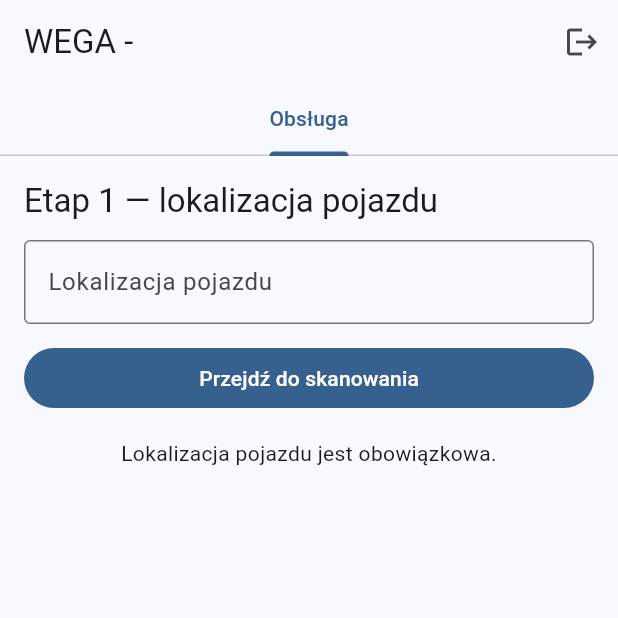
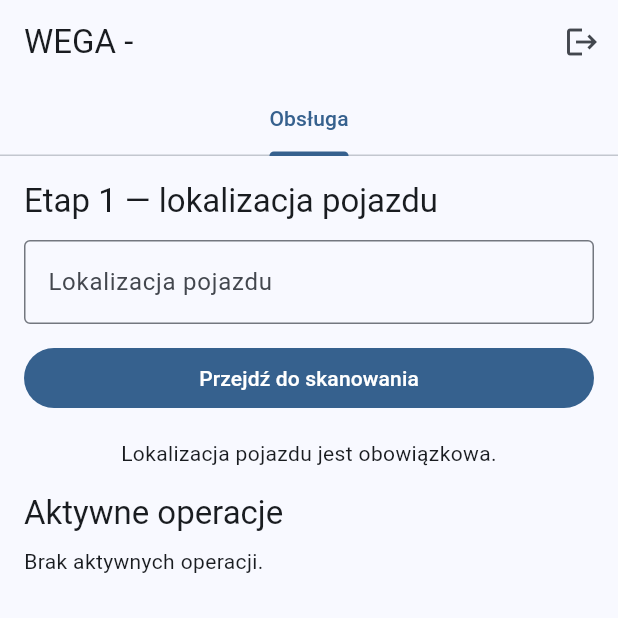
Before and after one commit to ZIVOTECH-App/VIN-App-WEGA-A, a Flutter app: the screen it shows once a user with an empty profile is signed in, after a tap on "Przejdź do skanowania", on a phone screen of 412 x 824 dp, the top half of it. Run offline on Flutter 3.47's test engine with Material 3 defaults, Android fonts, the phone set to English and light mode, and no system bars; our stand-ins replace cloud_firestore, connectivity_plus, firebase_auth, firebase_core, flutter_local_notifications, share_plus and 1 more; missing offline and left inert: excel, mobile_scanner; accounts and stored records are empty; network calls fail.

Commit message:
Support multiple active operations

```diff
--- a/lib/main.dart
+++ b/lib/main.dart
@@ -21,11 +21,31 @@ const _serviceWarningMinutes = 35;
 final FlutterLocalNotificationsPlugin _notifications =
     FlutterLocalNotificationsPlugin();
 
-void main() async {
+final ValueNotifier<String?> _startupMessage = ValueNotifier<String?>(null);
+final ValueNotifier<bool> _firebaseReady = ValueNotifier<bool>(false);
+
+void main() {
   WidgetsFlutterBinding.ensureInitialized();
+  runApp(const WegaVehicleApp());
+  unawaited(_initializeAppServices());
+}
+
+Future<void> _initializeAppServices() async {
+  try {
     await Firebase.initializeApp();
+    _firebaseReady.value = true;
+  } catch (error) {
+    _startupMessage.value =
+        'Firebase nie jest skonfigurowane. Logowanie jest chwilowo niedostępne.';
+    return;
+  }
+
+  try {
     await _initializeNotifications();
-  runApp(const WegaVehicleApp());
+  } catch (error) {
+    _startupMessage.value =
+        'Nie udało się uruchomić lokalnych powiadomień. Pozostałe funkcje aplikacji są dostępne.';
+  }
 }
 
 Future<void> _initializeNotifications() async {
@@ -69,13 +89,23 @@ class WegaVehicleApp extends StatelessWidget {
         colorScheme: ColorScheme.fromSeed(seedColor: Colors.blue),
         useMaterial3: true,
       ),
-      home: StreamBuilder<User?>(
+      home: ValueListenableBuilder<bool>(
+        valueListenable: _firebaseReady,
+        builder: (context, firebaseReady, _) {
+          if (!firebaseReady) {
+            return const LoginScreen();
+          }
+          return StreamBuilder<User?>(
             stream: FirebaseAuth.instance.authStateChanges(),
             builder: (context, snapshot) {
               if (snapshot.connectionState == ConnectionState.waiting) {
-            return const Scaffold(body: Center(child: CircularProgressIndicator()));
+                return const Scaffold(
+                  body: Center(child: CircularProgressIndicator()),
+                );
               }
               return snapshot.hasData ? const HomeScreen() : const LoginScreen();
+            },
+          );
         },
       ),
     );
@@ -108,6 +138,13 @@ class _LoginScreenState extends State<LoginScreen> {
       _message = null;
     });
     try {
+      if (!_firebaseReady.value) {
+        setState(
+          () => _message = _startupMessage.value ??
+              'Trwa inicjalizacja Firebase. Spróbuj ponownie za chwilę.',
+        );
+        return;
+      }
       final login = _loginController.text.trim();
       final email = login.contains('@') ? login : '$login@wega.local';
       await FirebaseAuth.instance.signInWithEmailAndPassword(
@@ -147,6 +184,16 @@ class _LoginScreenState extends State<LoginScreen> {
             FilledButton(
               onPressed: _loading ? null : _signIn,
               child: Text(_loading ? 'Logowanie...' : 'Zaloguj'),
+            ),
+            ValueListenableBuilder<String?>(
+              valueListenable: _startupMessage,
+              builder: (context, message, _) {
+                if (message == null) return const SizedBox.shrink();
+                return Padding(
+                  padding: const EdgeInsets.only(top: 12),
+                  child: Text(message, textAlign: TextAlign.center),
+                );
+              },
             ),
             if (_message != null) ...[
               const SizedBox(height: 12),
@@ -201,7 +248,7 @@ class HomeScreen extends StatelessWidget {
   }
 }
 
-enum StepStage { location, scan, action, active }
+enum StepStage { location, scan, action }
 
 class OperationScreen extends StatefulWidget {
   const OperationScreen({super.key, required this.role, required this.username});
@@ -224,16 +271,19 @@ class _OperationScreenState extends State<OperationScreen> {
   String? _message;
   String? _code;
   String? _codeType;
-  Map<String, dynamic>? _active;
-  String? _activeId;
-  bool _synced = true;
+  final List<Map<String, dynamic>> _operations = [];
+
+  List<Map<String, dynamic>> get _activeOperations => _operations
+      .where((operation) => operation['status'] == 'aktywna')
+      .toList(growable: false);
 
   @override
   void initState() {
     super.initState();
-    _restoreActiveOperation();
+    _restoreOperations();
     _ticker = Timer.periodic(const Duration(seconds: 1), (_) => _tick());
-    _connectivity = Connectivity().onConnectivityChanged.listen((_) => _syncPending());
+    _connectivity =
+        Connectivity().onConnectivityChanged.listen((_) => _syncPending());
   }
 
   @override
@@ -245,82 +295,129 @@ class _OperationScreenState extends State<OperationScreen> {
     super.dispose();
   }
 
+  int _notificationId(String operationId, int suffix) =>
+      (operationId.hashCode & 0x3fffffff) + suffix;
+
+  int _operationNotificationId(Map<String, dynamic> operation, String field) =>
+      operation[field] as int? ??
+      _notificationId(
+        operation['id'] as String? ?? '',
+        field == 'warningNotificationId' ? 35 : 40,
+      );
+
   void _tick() {
-    final active = _active;
-    if (active == null || !mounted) return;
+    if (!mounted || _activeOperations.isEmpty) return;
     final now = DateTime.now();
-    final plannedEnd = DateTime.parse(active['plannedEndAt'] as String);
-    final type = active['actionType'] as String;
-    final warned = active['warningSent'] == true;
-    final finished = active['completionNotified'] == true;
+    var changed = false;
+    for (final operation in _activeOperations) {
+      final plannedEnd = DateTime.parse(operation['plannedEndAt'] as String);
+      final type = operation['actionType'] as String;
+      final warned = operation['warningSent'] == true;
+      final finished = operation['completionNotified'] == true;
       if (type == 'obsługa' && !warned) {
-      final warningAt = DateTime.parse(active['startedAt'] as String)
+        final warningAt = DateTime.parse(operation['startedAt'] as String)
             .add(const Duration(minutes: _serviceWarningMinutes));
         if (!now.isBefore(warningAt)) {
-        _showNotification('Obsługa pojazdu', 'Pozostało 5 minut do zakończenia obsługi.', 35);
-        active['warningSent'] = true;
-        _persistActive();
+          unawaited(_showNotification(
+            'Obsługa pojazdu',
+            'Pozostało 5 minut do zakończenia obsługi.',
+            _operationNotificationId(operation, 'warningNotificationId'),
+          ));
+          operation['warningSent'] = true;
+          changed = true;
         }
       }
       if (!finished && !now.isBefore(plannedEnd)) {
-      _showNotification(
+        unawaited(_showNotification(
           type == 'ładowanie' ? 'Ładowanie zakończone' : 'Obsługa zakończona',
           type == 'ładowanie'
               ? 'Zakończono czas ładowania. Odłącz ładowarkę.'
               : 'Czas obsługi zakończony.',
-        40,
-      );
-      active['completionNotified'] = true;
-      _persistActive();
+          _operationNotificationId(operation, 'completionNotificationId'),
+        ));
+        operation['completionNotified'] = true;
+        changed = true;
+      }
+    }
+    if (changed) {
+      unawaited(_persistOperations());
     }
     setState(() {});
   }
 
-  Future<void> _restoreActiveOperation() async {
+  Future<void> _restoreOperations() async {
     final prefs = await SharedPreferences.getInstance();
-    final raw = prefs.getString('activeOperation');
+    final raw = prefs.getString('activeOperations');
     if (raw != null) {
+      final decoded = jsonDecode(raw) as List<dynamic>;
       setState(() {
-        _active = jsonDecode(raw) as Map<String, dynamic>;
-        _activeId = _active!['id'] as String?;
-        _synced = _active!['synced'] == true;
-        _stage = StepStage.active;
+        _operations
+          ..clear()
+          ..addAll(
+            decoded.map((item) => Map<String, dynamic>.from(item as Map)),
+          );
       });
+    } else {
+      final legacy = prefs.getString('activeOperation');
+      if (legacy != null) {
+        setState(() {
+          _operations
+            ..clear()
+            ..add(Map<String, dynamic>.from(jsonDecode(legacy) as Map));
+        });
+        await prefs.remove('activeOperation');
+        await _persistOperations();
+      }
     }
     await _syncPending();
   }
 
-  Future<void> _persistActive() async {
+  Future<void> _persistOperations() async {
     final prefs = await SharedPreferences.getInstance();
-    if (_active == null) {
-      await prefs.remove('activeOperation');
+    if (_operations.isEmpty) {
+      await prefs.remove('activeOperations');
     } else {
-      await prefs.setString('activeOperation', jsonEncode(_active));
+      await prefs.setString('activeOperations', jsonEncode(_operations));
     }
   }
 
   Future<void> _syncPending() async {
-    if (_active == null || _active!['synced'] == true) return;
+    var changed = false;
+    for (final operation in List<Map<String, dynamic>>.from(_operations)) {
+      if (operation['synced'] == true) continue;
       try {
-      await _firestore.collection('operations').doc(_activeId).set(_firestorePayload(_active!));
-      _active!['synced'] = true;
-      _synced = true;
-      await _persistActive();
+        await _firestore
+            .collection('operations')
+            .doc(operation['id'] as String)
+            .set(_firestorePayload(operation));
+        operation['synced'] = true;
+        changed = true;
+        if (operation['status'] != 'aktywna') {
+          _operations.removeWhere((item) => item['id'] == operation['id']);
+        }
+      } catch (_) {
+        operation['synced'] = false;
+      }
+    }
+    if (changed) {
+      await _persistOperations();
       if (mounted) setState(() {});
-    } catch (_) {
-      _synced = false;
     }
   }
 
   Map<String, dynamic> _firestorePayload(Map<String, dynamic> data) => {
         ...data,
-        'startedAt': Timestamp.fromDate(DateTime.parse(data['startedAt'] as String)),
-        'plannedEndAt': Timestamp.fromDate(DateTime.parse(data['plannedEndAt'] as String)),
+        'startedAt':
+            Timestamp.fromDate(DateTime.parse(data['startedAt'] as String)),
+        'plannedEndAt':
+            Timestamp.fromDate(DateTime.parse(data['plannedEndAt'] as String)),
         'actualEndAt': data['actualEndAt'] == null
             ? null
             : Timestamp.fromDate(DateTime.parse(data['actualEndAt'] as String)),
-        'createdAt': Timestamp.fromDate(DateTime.parse(data['createdAt'] as String)),
-        'updatedAt': Timestamp.fromDate(DateTime.parse(data['updatedAt'] as String)),
+        'createdAt':
+            Timestamp.fromDate(DateTime.parse(data['createdAt'] as String)),
+        'updatedAt':
+            Timestamp.fromDate(DateTime.parse(data['updatedAt'] as String)),
       };
 
   void _confirmLocation() {
@@ -370,9 +467,9 @@ class _OperationScreenState extends State<OperationScreen> {
     final user = _auth.currentUser!;
     final now = DateTime.now();
     final minutes = type == 'ładowanie' ? _chargingMinutes : _serviceMinutes;
-    _activeId = _firestore.collection('operations').doc().id;
-    _active = {
-      'id': _activeId,
+    final operationId = _firestore.collection('operations').doc().id;
+    final operation = {
+      'id': operationId,
       'userId': user.uid,
       'username': widget.username,
       'userRole': widget.role,
@@ -387,48 +484,50 @@ class _OperationScreenState extends State<OperationScreen> {
       'status': 'aktywna',
       'createdAt': now.toIso8601String(),
       'updatedAt': now.toIso8601String(),
+      'warningNotificationId': _notificationId(operationId, 35),
+      'completionNotificationId': _notificationId(operationId, 40),
       'warningSent': false,
       'completionNotified': false,
       'synced': false,
     };
-    await _persistActive();
-    setState(() {
-      _stage = StepStage.active;
-      _synced = false;
-    });
+    _operations.add(operation);
+    await _persistOperations();
+    _resetForm(message: 'Operacja rozpoczęta. Możesz dodać kolejną.');
     await _syncPending();
   }
 
-  Future<void> _finish(String status) async {
-    if (_active == null) return;
+  Future<void> _finish(Map<String, dynamic> operation, String status) async {
     final now = DateTime.now();
-    final startedAt = DateTime.parse(_active!['startedAt'] as String);
-    _active!
+    final startedAt = DateTime.parse(operation['startedAt'] as String);
+    operation
       ..['actualEndAt'] = now.toIso8601String()
       ..['actualDurationSeconds'] = now.difference(startedAt).inSeconds
       ..['status'] = status
       ..['updatedAt'] = now.toIso8601String();
     try {
-      await _firestore.collection('operations').doc(_activeId).set(_firestorePayload(_active!));
-      await _persistActive();
-      await SharedPreferences.getInstance().then((p) => p.remove('activeOperation'));
-      _reset(message: 'Operacja zapisana w historii.');
+      await _firestore
+          .collection('operations')
+          .doc(operation['id'] as String)
+          .set(_firestorePayload(operation));
+      _operations.removeWhere((item) => item['id'] == operation['id']);
+      await _persistOperations();
+      setState(() => _message = 'Operacja zapisana w historii.');
     } catch (_) {
-      _active!['synced'] = false;
-      await _persistActive();
-      setState(() => _message = 'Brak internetu. Operacja zostanie zsynchronizowana później.');
+      operation['synced'] = false;
+      await _persistOperations();
+      setState(
+        () => _message = 'Brak internetu. Operacja zostanie zsynchronizowana później.',
+      );
     }
   }
 
-  void _reset({String? message}) {
+  void _resetForm({String? message}) {
     setState(() {
       _stage = StepStage.location;
       _locationController.clear();
       _manualCodeController.clear();
       _code = null;
       _codeType = null;
-      _active = null;
-      _activeId = null;
       _message = message;
     });
   }
@@ -437,7 +536,8 @@ class _OperationScreenState extends State<OperationScreen> {
       '${date.year.toString().padLeft(4, '0')}-${date.month.toString().padLeft(2, '0')}-${date.day.toString().padLeft(2, '0')} ${date.hour.toString().padLeft(2, '0')}:${date.minute.toString().padLeft(2, '0')}';
 
   String _remaining(Map<String, dynamic> active) {
-    final left = DateTime.parse(active['plannedEndAt'] as String).difference(DateTime.now());
+    final left =
+        DateTime.parse(active['plannedEndAt'] as String).difference(DateTime.now());
     final seconds = left.inSeconds.abs();
     final sign = left.inSeconds < 0 ? '-' : '';
     return '$sign${(seconds ~/ 60).toString().padLeft(2, '0')}:${(seconds % 60).toString().padLeft(2, '0')}';
@@ -445,46 +545,91 @@ class _OperationScreenState extends State<OperationScreen> {
 
   @override
   Widget build(BuildContext context) {
+    final activeOperations = _activeOperations;
     return ListView(
       padding: const EdgeInsets.all(16),
       children: [
         if (_stage == StepStage.location) ...[
-          Text('Etap 1 — lokalizacja pojazdu', style: Theme.of(context).textTheme.titleLarge),
+          Text(
+            'Etap 1 — lokalizacja pojazdu',
+            style: Theme.of(context).textTheme.titleLarge,
+          ),
           const SizedBox(height: 12),
           TextField(
             controller: _locationController,
-            decoration: const InputDecoration(border: OutlineInputBorder(), labelText: 'Lokalizacja pojazdu'),
+            decoration: const InputDecoration(
+              border: OutlineInputBorder(),
+              labelText: 'Lokalizacja pojazdu',
+            ),
           ),
           const SizedBox(height: 12),
-          FilledButton(onPressed: _confirmLocation, child: const Text('Przejdź do skanowania')),
+          FilledButton(
+            onPressed: _confirmLocation,
+            child: const Text('Przejdź do skanowania'),
+          ),
         ],
         if (_stage == StepStage.scan) ...[
-          Text('Etap 2 — skanowanie', style: Theme.of(context).textTheme.titleLarge),
+          Text(
+            'Etap 2 — skanowanie',
+            style: Theme.of(context).textTheme.titleLarge,
+          ),
           Text('Lokalizacja: ${_locationController.text.trim()}'),
           const SizedBox(height: 12),
-          FilledButton.icon(onPressed: _scanCode, icon: const Icon(Icons.qr_code_scanner), label: const Text('Skanuj QR / Code 128 / GS1-128')),
+          FilledButton.icon(
+            onPressed: _scanCode,
+            icon: const Icon(Icons.qr_code_scanner),
+            label: const Text('Skanuj QR / Code 128 / GS1-128'),
+          ),
           const SizedBox(height: 12),
           TextField(
             controller: _manualCodeController,
-            decoration: const InputDecoration(border: OutlineInputBorder(), labelText: 'Ręczny VIN lub identyfikator'),
+            decoration: const InputDecoration(
+              border: OutlineInputBorder(),
+              labelText: 'Ręczny VIN lub identyfikator',
+            ),
             onChanged: (_) => _manualCode(),
           ),
-          if (_code != null) Padding(
+          if (_code != null)
+            Padding(
               padding: const EdgeInsets.symmetric(vertical: 12),
               child: Text('Rodzaj kodu: $_codeType\nOdczytana wartość: $_code'),
             ),
           FilledButton(onPressed: _approveCode, child: const Text('Zatwierdź')),
         ],
         if (_stage == StepStage.action) ...[
-          Text('Etap 3 — wybór akcji', style: Theme.of(context).textTheme.titleLarge),
-          Text('Lokalizacja: ${_locationController.text.trim()}\nKod: $_code\nTyp: $_codeType'),
+          Text(
+            'Etap 3 — wybór akcji',
+            style: Theme.of(context).textTheme.titleLarge,
+          ),
+          Text(
+            'Lokalizacja: ${_locationController.text.trim()}\nKod: $_code\nTyp: $_codeType',
+          ),
           const SizedBox(height: 12),
-          FilledButton(onPressed: () => _startAction('ładowanie'), child: const Text('Rozpocznij ładowanie (30 min)')),
+          FilledButton(
+            onPressed: () => _startAction('ładowanie'),
+            child: const Text('Rozpocznij ładowanie (30 min)'),
+          ),
           const SizedBox(height: 8),
-          FilledButton(onPressed: () => _startAction('obsługa'), child: const Text('Rozpocznij obsługę (40 min)')),
+          FilledButton(
+            onPressed: () => _startAction('obsługa'),
+            child: const Text('Rozpocznij obsługę (40 min)'),
+          ),
         ],
-        if (_stage == StepStage.active && _active != null) _activeCard(_active!),
-        if (_message != null) Padding(padding: const EdgeInsets.only(top: 16), child: Text(_message!, textAlign: TextAlign.center)),
+        if (_message != null)
+          Padding(
+            padding: const EdgeInsets.only(top: 16),
+            child: Text(_message!, textAlign: TextAlign.center),
+          ),
+        const SizedBox(height: 16),
+        Text(
+          'Aktywne operacje',
+          style: Theme.of(context).textTheme.titleLarge,
+        ),
+        const SizedBox(height: 8),
+        if (activeOperations.isEmpty)
+          const Text('Brak aktywnych operacji.')
+        else
+          ...activeOperations.map(_activeCard),
       ],
     );
   }
@@ -493,21 +638,30 @@ class _OperationScreenState extends State<OperationScreen> {
     final start = DateTime.parse(active['startedAt'] as String);
     final plannedEnd = DateTime.parse(active['plannedEndAt'] as String);
     final isOvertime = DateTime.now().isAfter(plannedEnd);
+    final synced = active['synced'] == true;
     return Card(
       child: Padding(
         padding: const EdgeInsets.all(16),
         child: Column(crossAxisAlignment: CrossAxisAlignment.stretch, children: [
           Text('Aktywna czynność', style: Theme.of(context).textTheme.titleLarge),
+          Text('ID: ${active['id']}'),
           Text('Lokalizacja: ${active['vehicleLocation']}'),
           Text('Kod: ${active['scannedCode']} (${active['codeType']})'),
           Text('Czynność: ${active['actionType']}'),
+          Text('Status: ${active['status']}'),
           Text('Start: ${_format(start)}'),
           Text('Planowany koniec: ${_format(plannedEnd)}'),
           Text('${isOvertime ? 'Przekroczony czas' : 'Pozostały czas'}: ${_remaining(active)}'),
-          if (!_synced) const Text('Tryb offline: zapis oczekuje na synchronizację.'),
+          if (!synced) const Text('Tryb offline: zapis oczekuje na synchronizację.'),
           const SizedBox(height: 12),
-          FilledButton(onPressed: () => _finish('zakończona wcześniej'), child: const Text('Zakończ wcześniej')),
-          TextButton(onPressed: () => _finish('anulowana'), child: const Text('Anuluj')),
+          FilledButton(
+            onPressed: () => _finish(active, 'zakończona wcześniej'),
+            child: const Text('Zakończ wcześniej'),
+          ),
+          TextButton(
+            onPressed: () => _finish(active, 'anulowana'),
+            child: const Text('Anuluj'),
+          ),
         ]),
       ),
     );
```
Lines whose indentation alone changed are shown as unchanged.
